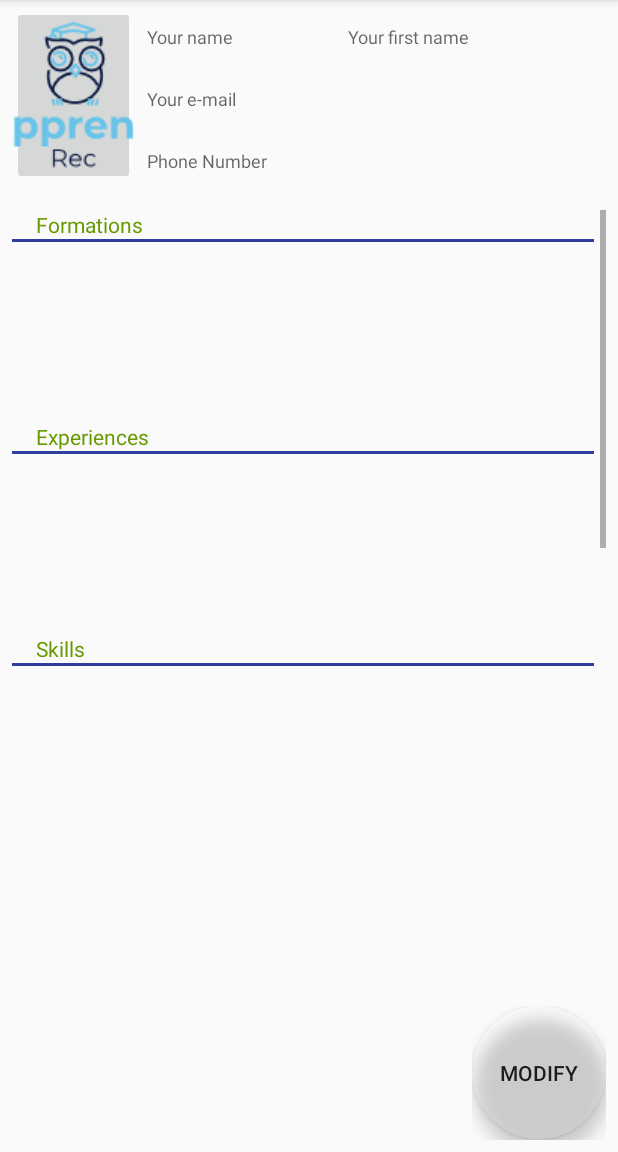
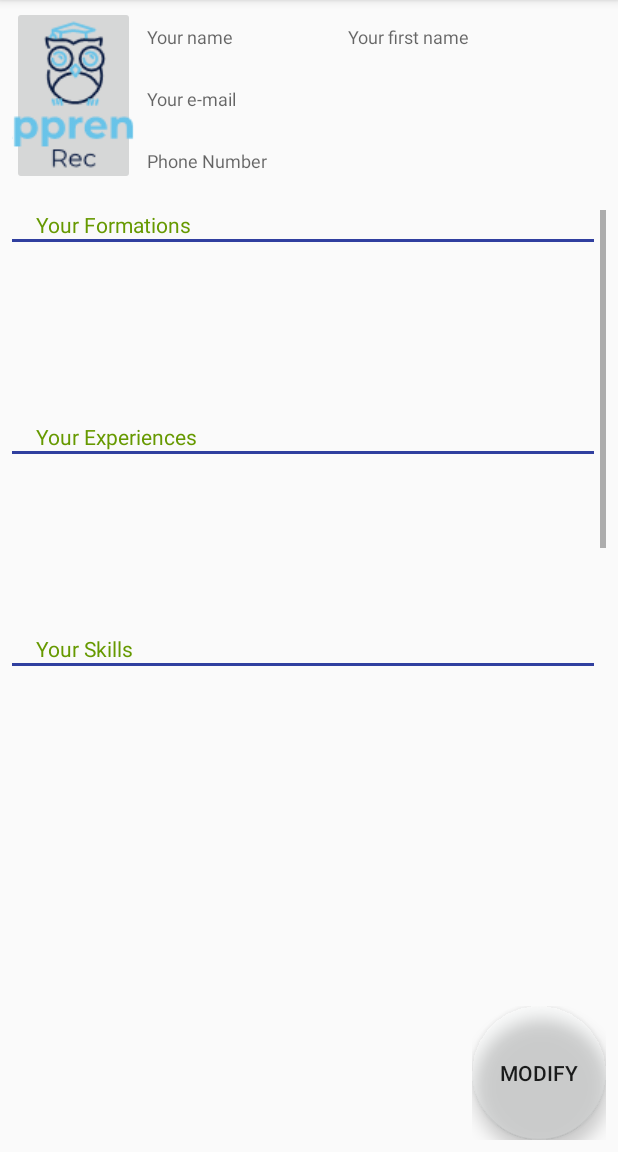
Before and after one commit to marinnaB/ApprentiRec, an Android app: the ConsultCV screen opened directly, with no data from a screen before it, on a phone screen of 412 x 824 dp, the part 84-1236 px from its top. Run offline under Robolectric (Android 15) with nearby library versions, the phone set to English and light mode, and no system bars; our stand-ins replace Firebase (no records; nobody signed in at launch, a user with empty details on screens opened directly); 8 statements that could not run were skipped.

Commit message:
Correction Warnings

```diff
--- a/app/src/main/res/layout/activity_consult_cv.xml
+++ b/app/src/main/res/layout/activity_consult_cv.xml
@@ -29,7 +29,6 @@
         android:layout_marginTop="8dp"
         android:ems="10"
         android:hint="@string/phone_number"
-        android:inputType="phone"
         android:textSize="12sp"
         app:layout_constraintEnd_toEndOf="parent"
         app:layout_constraintStart_toEndOf="@+id/btnImg_ajoutPdpCandidat"
@@ -46,7 +45,6 @@
         android:layout_marginTop="8dp"
         android:ems="10"
         android:hint="@string/email"
-        android:inputType="textEmailAddress"
         android:textSize="12sp"
         app:layout_constraintEnd_toEndOf="parent"
         app:layout_constraintStart_toEndOf="@+id/btnImg_ajoutPdpCandidat"
@@ -60,7 +58,6 @@
         android:layout_marginStart="8dp"
         android:layout_marginTop="16dp"
         android:hint="@string/name"
-        android:inputType="text"
         android:textColor="?attr/colorPrimary"
         android:textSize="12sp"
         app:layout_constraintStart_toEndOf="@+id/btnImg_ajoutPdpCandidat"
@@ -76,7 +73,6 @@
         android:layout_marginStart="8dp"
         android:layout_marginTop="16dp"
         android:hint="@string/first_name"
-        android:inputType="text"
         android:textColor="?attr/colorPrimary"
         android:textSize="12sp"
         app:layout_constraintEnd_toEndOf="parent"
@@ -88,10 +84,10 @@
         android:layout_height="89dp"
         android:layout_gravity="bottom|right"
         android:layout_marginBottom="8dp"
-        android:layout_marginEnd="8dp"
         android:layout_marginRight="8dp"
         app:layout_constraintBottom_toBottomOf="parent"
-        app:layout_constraintEnd_toEndOf="parent">
+        app:layout_constraintEnd_toEndOf="parent"
+        android:layout_marginEnd="8dp">
 
         <TextView
             android:id="@+id/text_saveCV"
@@ -159,7 +155,6 @@
                 android:layout_width="match_parent"
                 android:layout_height="104dp"
                 android:ems="10"
-                android:inputType="textMultiLine"
                 android:textSize="12sp"
                 app:layout_constraintStart_toStartOf="parent"
                 app:layout_constraintTop_toTopOf="@+id/dividerFormation"
@@ -173,9 +168,8 @@
                 android:layout_marginTop="16dp"
                 android:text="@string/EXPERIENCES"
                 android:textColor="@android:color/holo_green_dark"
-                app:layout_constraintBottom_toTopOf="@+id/dividerExperience"
-                app:layout_constraintStart_toStartOf="parent"
-                tools:text="EXPERIENCE" />
+                tools:text="EXPERIENCE"
+                android:layout_marginStart="16dp" />
 
             <View
                 android:id="@+id/dividerExperience"
@@ -191,7 +185,6 @@
                 android:layout_width="match_parent"
                 android:layout_height="104dp"
                 android:ems="10"
-                android:inputType="textMultiLine"
                 android:textSize="12sp"
                 app:layout_constraintStart_toStartOf="parent"
                 app:layout_constraintTop_toTopOf="@+id/dividerExperience" />
@@ -206,7 +199,8 @@
                 android:textColor="@android:color/holo_green_dark"
                 app:layout_constraintBottom_toTopOf="@+id/dividerCompetence"
                 app:layout_constraintStart_toStartOf="parent"
-                tools:text="SKILLS" />
+                tools:text="SKILLS"
+                android:layout_marginStart="16dp" />
 
             <View
                 android:id="@+id/dividerCompetence"
@@ -222,7 +216,6 @@
                 android:layout_width="match_parent"
                 android:layout_height="104dp"
                 android:ems="10"
-                android:inputType="textMultiLine"
                 android:textSize="12sp"
                 app:layout_constraintStart_toStartOf="parent" />
 
@@ -235,7 +228,8 @@
                 android:text="@string/LANGUAGES"
                 android:textColor="@android:color/holo_green_dark"
                 app:layout_constraintStart_toStartOf="parent"
-                tools:text="LANGUAGES" />
+                tools:text="LANGUAGES"
+                android:layout_marginStart="16dp" />
 
             <View
                 android:id="@+id/dividerLangue"
@@ -249,7 +243,6 @@
                 android:layout_width="match_parent"
                 android:layout_height="104dp"
                 android:ems="10"
-                android:inputType="textMultiLine"
                 android:textSize="12sp"
                 app:layout_constraintBottom_toBottomOf="parent"
                 app:layout_constraintStart_toStartOf="parent" />
--- a/app/src/main/res/layout/activity_creer_cv.xml
+++ b/app/src/main/res/layout/activity_creer_cv.xml
@@ -157,6 +157,7 @@
                 android:layout_width="match_parent"
                 android:layout_height="104dp"
                 android:ems="10"
+                android:hint="@string/FORMATIONS"
                 android:inputType="textMultiLine"
                 android:textSize="12sp"
                 app:layout_constraintStart_toStartOf="parent"
@@ -173,7 +174,8 @@
                 android:textColor="@android:color/holo_green_dark"
                 app:layout_constraintBottom_toTopOf="@+id/dividerExperience"
                 app:layout_constraintStart_toStartOf="parent"
-                tools:text="EXPERIENCES" />
+                tools:text="EXPERIENCES"
+                android:layout_marginStart="16dp" />
 
             <View
                 android:id="@+id/dividerExperience"
@@ -189,6 +191,7 @@
                 android:layout_width="match_parent"
                 android:layout_height="104dp"
                 android:ems="10"
+                android:hint="@string/EXPERIENCES"
                 android:inputType="textMultiLine"
                 android:textSize="12sp"
                 app:layout_constraintStart_toStartOf="parent"
@@ -204,7 +207,8 @@
                 android:textColor="@android:color/holo_green_dark"
                 app:layout_constraintBottom_toTopOf="@+id/dividerCompetence"
                 app:layout_constraintStart_toStartOf="parent"
-                tools:text="SKILLS" />
+                tools:text="SKILLS"
+                android:layout_marginStart="16dp" />
 
             <View
                 android:id="@+id/dividerCompetence"
@@ -220,6 +224,7 @@
                 android:layout_width="match_parent"
                 android:layout_height="104dp"
                 android:ems="10"
+                android:hint="@string/SKILLS"
                 android:inputType="textMultiLine"
                 android:textSize="12sp"
                 app:layout_constraintStart_toStartOf="parent" />
@@ -233,7 +238,8 @@
                 android:text="@string/LANGUAGES"
                 android:textColor="@android:color/holo_green_dark"
                 app:layout_constraintStart_toStartOf="parent"
-                tools:text="LANGUAGES" />
+                tools:text="LANGUAGES"
+                android:layout_marginStart="16dp" />
 
             <View
                 android:id="@+id/dividerLangue"
@@ -247,6 +253,7 @@
                 android:layout_width="match_parent"
                 android:layout_height="104dp"
                 android:ems="10"
+                android:hint="@string/LANGUAGES"
                 android:inputType="textMultiLine"
                 android:textSize="12sp"
                 app:layout_constraintBottom_toBottomOf="parent"
--- a/app/src/main/res/values/strings.xml
+++ b/app/src/main/res/values/strings.xml
@@ -33,10 +33,10 @@
     <string name="phone_number">Phone Number</string>
     <string name="btn_img_prof"/>
     <string name="cv">CV</string>
-    <string name="FORMATIONS">Formations</string>
-    <string name="EXPERIENCES">Experiences </string>
-    <string name="SKILLS">Skills</string>
-    <string name="LANGUAGES"> Languages </string>
+    <string name="FORMATIONS">Your Formations</string>
+    <string name="EXPERIENCES">Your Experiences </string>
+    <string name="SKILLS">Your Skills</string>
+    <string name="LANGUAGES">Your Languages</string>
     <string name="Register">Register</string>
     <string name="pdp_img">image Pdp</string>
     <string name="Modify">Modify</string>
```
